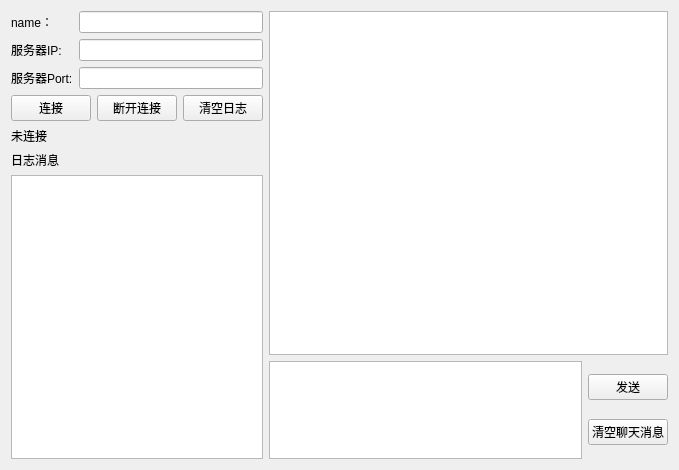
Qt form Client/Client/client.ui (RH211-sys/qt---simple-online-chat-room) before a commit.
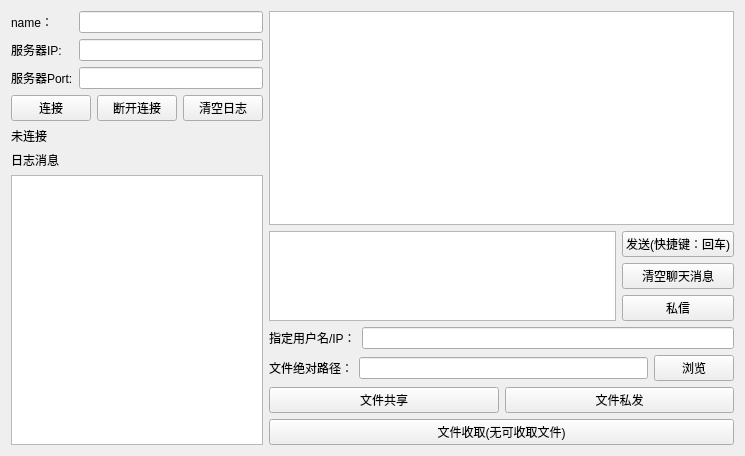
The same form after that commit.

Commit message: 更新客户端ui

The edit to the form file:
```diff
--- a/Client/Client/client.ui
+++ b/Client/Client/client.ui
@@ -6,14 +6,14 @@
    <rect>
     <x>0</x>
     <y>0</y>
-    <width>679</width>
-    <height>470</height>
+    <width>745</width>
+    <height>456</height>
    </rect>
   </property>
   <property name="windowTitle">
    <string>Client</string>
   </property>
-  <layout class="QHBoxLayout" name="horizontalLayout_4" stretch="1,3">
+  <layout class="QHBoxLayout" name="horizontalLayout_8" stretch="1,2">
    <item>
     <layout class="QVBoxLayout" name="verticalLayout_4" stretch="0,0,0,0">
      <item>
@@ -107,30 +107,113 @@
     </layout>
    </item>
    <item>
-    <layout class="QVBoxLayout" name="verticalLayout_6" stretch="7,2">
+    <layout class="QVBoxLayout" name="verticalLayout_8" stretch="2,1">
      <item>
       <widget class="QListWidget" name="msgInfo"/>
      </item>
      <item>
-      <layout class="QHBoxLayout" name="horizontalLayout_2">
+      <layout class="QVBoxLayout" name="verticalLayout_7">
        <item>
-        <widget class="QTextEdit" name="sendMsgInfo"/>
+        <layout class="QHBoxLayout" name="horizontalLayout_6">
+         <item>
+          <widget class="QTextEdit" name="sendMsgInfo"/>
+         </item>
+         <item>
+          <layout class="QVBoxLayout" name="verticalLayout_5">
+           <item>
+            <widget class="QPushButton" name="sendBtn">
+             <property name="text">
+              <string>发送(快捷键：回车)</string>
+             </property>
+            </widget>
+           </item>
+           <item>
+            <widget class="QPushButton" name="clearChatLog">
+             <property name="text">
+              <string>清空聊天消息</string>
+             </property>
+            </widget>
+           </item>
+           <item>
+            <widget class="QPushButton" name="btnMsgPrivate">
+             <property name="text">
+              <string>私信</string>
+             </property>
+            </widget>
+           </item>
+          </layout>
+         </item>
+        </layout>
        </item>
        <item>
-        <layout class="QVBoxLayout" name="verticalLayout_5">
+        <layout class="QVBoxLayout" name="verticalLayout_6">
          <item>
-          <widget class="QPushButton" name="sendBtn">
-           <property name="text">
-            <string>发送</string>
-           </property>
-          </widget>
+          <layout class="QHBoxLayout" name="horizontalLayout_2">
+           <item>
+            <widget class="QLabel" name="label_5">
+             <property name="text">
+              <string>指定用户名/IP：</string>
+             </property>
+            </widget>
+           </item>
+           <item>
+            <widget class="QLineEdit" name="privateUserEdit"/>
+           </item>
+          </layout>
          </item>
          <item>
-          <widget class="QPushButton" name="clearChatLog">
-           <property name="text">
-            <string>清空聊天消息</string>
-           </property>
-          </widget>
+          <layout class="QHBoxLayout" name="horizontalLayout_4">
+           <item>
+            <widget class="QLabel" name="label_6">
+             <property name="text">
+              <string>文件绝对路径：</string>
+             </property>
+            </widget>
+           </item>
+           <item>
+            <widget class="QLineEdit" name="fileDirEdit"/>
+           </item>
+           <item>
+            <widget class="QPushButton" name="btnFileDirSearch">
+             <property name="text">
+              <string>浏览</string>
+             </property>
+            </widget>
+           </item>
+          </layout>
+         </item>
+         <item>
+          <layout class="QHBoxLayout" name="horizontalLayout_5">
+           <item>
+            <widget class="QPushButton" name="btnFileShared">
+             <property name="text">
+              <string>文件共享</string>
+             </property>
+            </widget>
+           </item>
+           <item>
+            <widget class="QPushButton" name="btnFilePrivate">
+             <property name="text">
+              <string>文件私发</string>
+             </property>
+            </widget>
+           </item>
+          </layout>
+         </item>
+         <item>
+          <layout class="QVBoxLayout" name="verticalLayout_9">
+           <item>
+            <layout class="QHBoxLayout" name="horizontalLayout_9">
+             <item>
+              <widget class="QPushButton" name="btnFilePrivate_2">
+               <property name="text">
+                <string>文件收取(无可收取文件)</string>
+               </property>
+              </widget>
+             </item>
+            </layout>
+           </item>
+          </layout>
          </item>
         </layout>
        </item>
```
